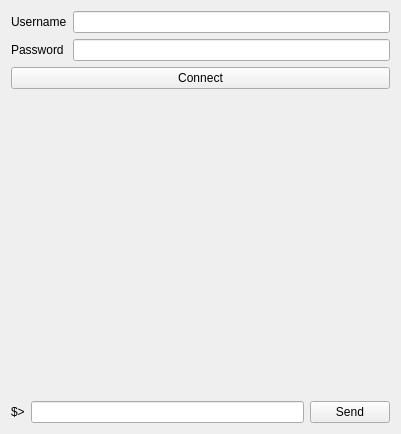
The window that mainwindow.ui (quannt24/qtelnet) describes before a commit, drawn with Qt 5.
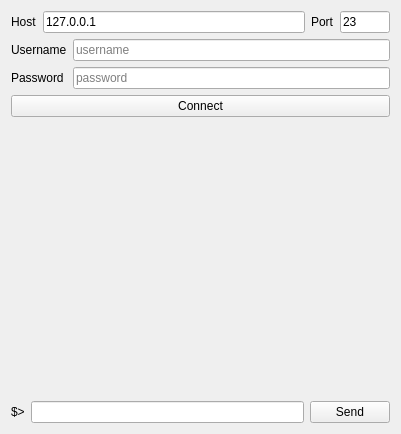
The same window after the commit.

```diff
--- a/mainwindow.ui
+++ b/mainwindow.ui
@@ -15,6 +15,50 @@
   </property>
   <widget class="QWidget" name="centralWidget">
    <layout class="QVBoxLayout" name="verticalLayout">
+    <item>
+     <layout class="QHBoxLayout" name="horizontalLayout_2">
+      <item>
+       <widget class="QLabel" name="label_4">
+        <property name="text">
+         <string>Host</string>
+        </property>
+       </widget>
+      </item>
+      <item>
+       <widget class="QLineEdit" name="leHost">
+        <property name="text">
+         <string>127.0.0.1</string>
+        </property>
+       </widget>
+      </item>
+      <item>
+       <widget class="QLabel" name="label_5">
+        <property name="text">
+         <string>Port</string>
+        </property>
+       </widget>
+      </item>
+      <item>
+       <widget class="QLineEdit" name="lePort">
+        <property name="sizePolicy">
+         <sizepolicy hsizetype="Fixed" vsizetype="Fixed">
+          <horstretch>50</horstretch>
+          <verstretch>0</verstretch>
+         </sizepolicy>
+        </property>
+        <property name="maximumSize">
+         <size>
+          <width>50</width>
+          <height>16777215</height>
+         </size>
+        </property>
+        <property name="text">
+         <string>23</string>
+        </property>
+       </widget>
+      </item>
+     </layout>
+    </item>
     <item>
      <layout class="QFormLayout" name="formLayout">
       <item row="0" column="0">
@@ -25,7 +69,11 @@
        </widget>
       </item>
       <item row="0" column="1">
-       <widget class="QLineEdit" name="leUsername"/>
+       <widget class="QLineEdit" name="leUsername">
+        <property name="placeholderText">
+         <string>username</string>
+        </property>
+       </widget>
       </item>
       <item row="1" column="0">
        <widget class="QLabel" name="label_2">
@@ -35,7 +83,14 @@
        </widget>
       </item>
       <item row="1" column="1">
-       <widget class="QLineEdit" name="lePassword"/>
+       <widget class="QLineEdit" name="lePassword">
+        <property name="echoMode">
+         <enum>QLineEdit::Password</enum>
+        </property>
+        <property name="placeholderText">
+         <string>password</string>
+        </property>
+       </widget>
       </item>
      </layout>
     </item>
```
